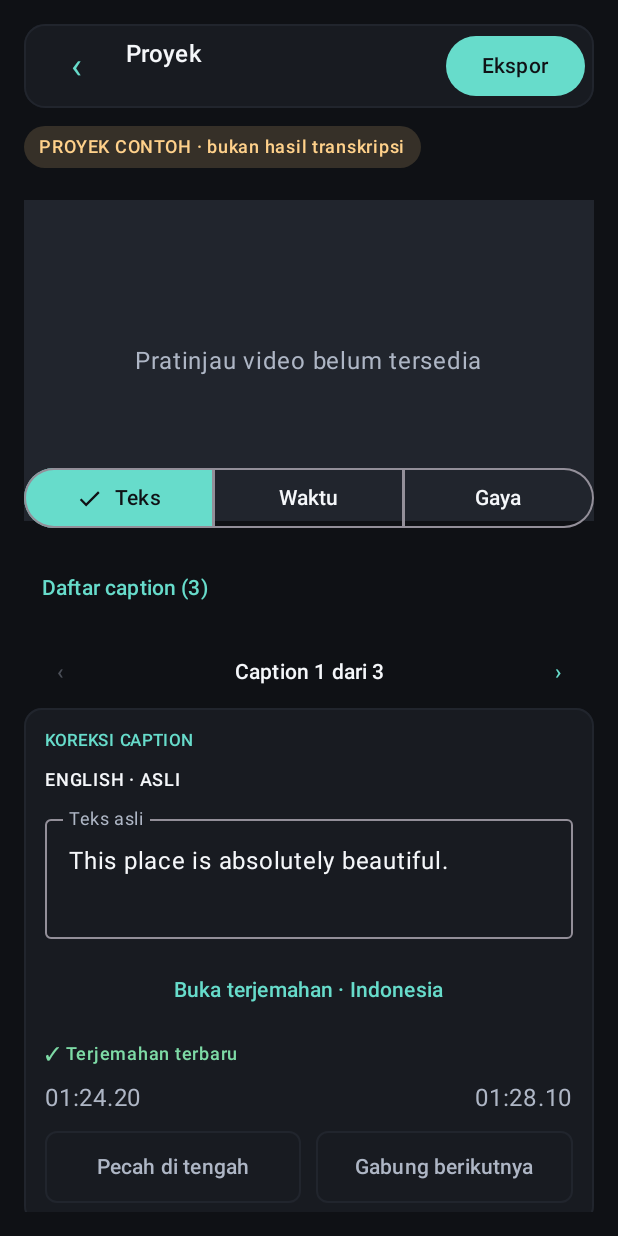
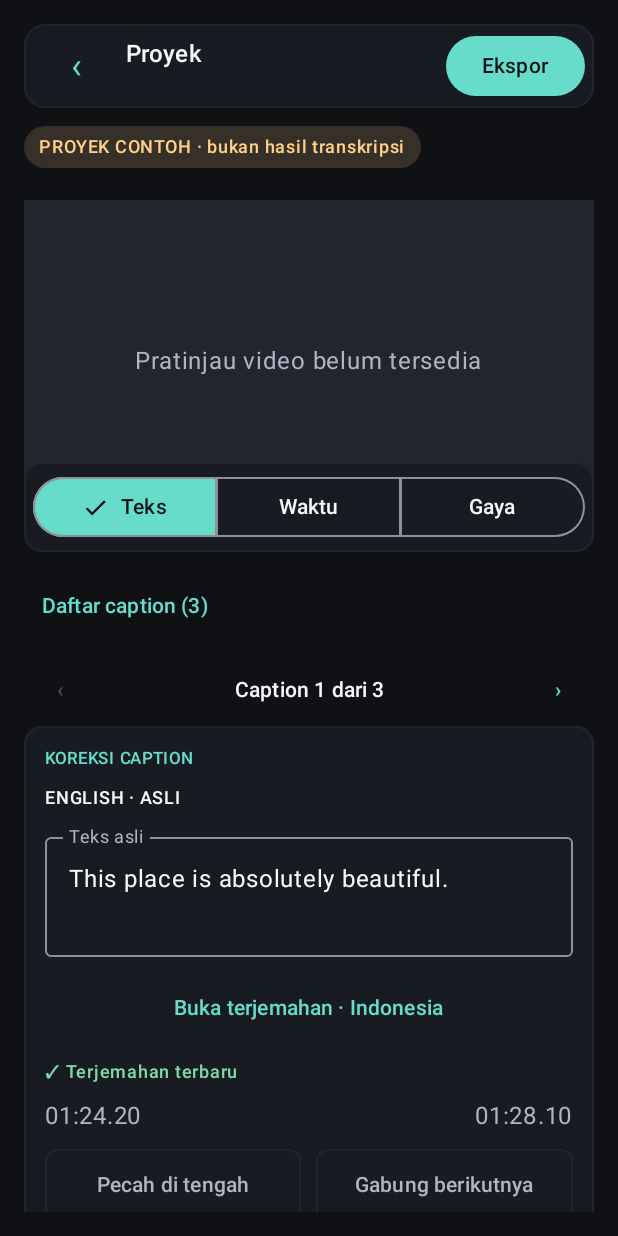
Before and after one commit to ferdilpu-sudo/Subloka, an Android app built with Jetpack Compose: the composable EditorScreen called with sample values from the repository, on a phone screen of 412 x 824 dp. Run offline under Robolectric (Android 15) with nearby library versions, the light colour scheme and no system bars; pictures from the network do not load.

Commit message:
ui: separate editor workspace controls from player preview with opaque surface

```diff
--- a/feature/editor/src/main/java/app/subloka/feature/editor/EditorScreen.kt
+++ b/feature/editor/src/main/java/app/subloka/feature/editor/EditorScreen.kt
@@ -310,7 +310,16 @@ private fun ProjectTopBar(
 private fun WorkspaceSwitcher(workspace: EditorWorkspace, onWorkspaceChange: (EditorWorkspace) -> Unit) {
     // Compact segmented navigation makes the selected tool explicit on touch screens.
     // These are editor workspaces, not new application-level destinations.
-    SingleChoiceSegmentedButtonRow(modifier = Modifier.fillMaxWidth()) {
+    // A solid, bounded switcher visually separates controls from the video
+    // preview's dark player surface and keeps subtitle pixels from showing
+    // through unselected segmented buttons.
+    Surface(
+        modifier = Modifier.fillMaxWidth(),
+        color = SubLokaColors.Surface,
+        shape = RoundedCornerShape(12.dp),
+        border = BorderStroke(1.dp, SubLokaColors.SurfaceHigh),
+    ) {
+        SingleChoiceSegmentedButtonRow(modifier = Modifier.fillMaxWidth().padding(6.dp)) {
             EditorWorkspace.entries.forEachIndexed { index, item ->
                 SegmentedButton(
                     selected = workspace == item,
@@ -324,6 +333,7 @@ private fun WorkspaceSwitcher(workspace: EditorWorkspace, onWorkspaceChange: (Ed
                         })
                     },
                 )
+            }
         }
     }
 }
```
Lines whose indentation alone changed are shown as unchanged.
